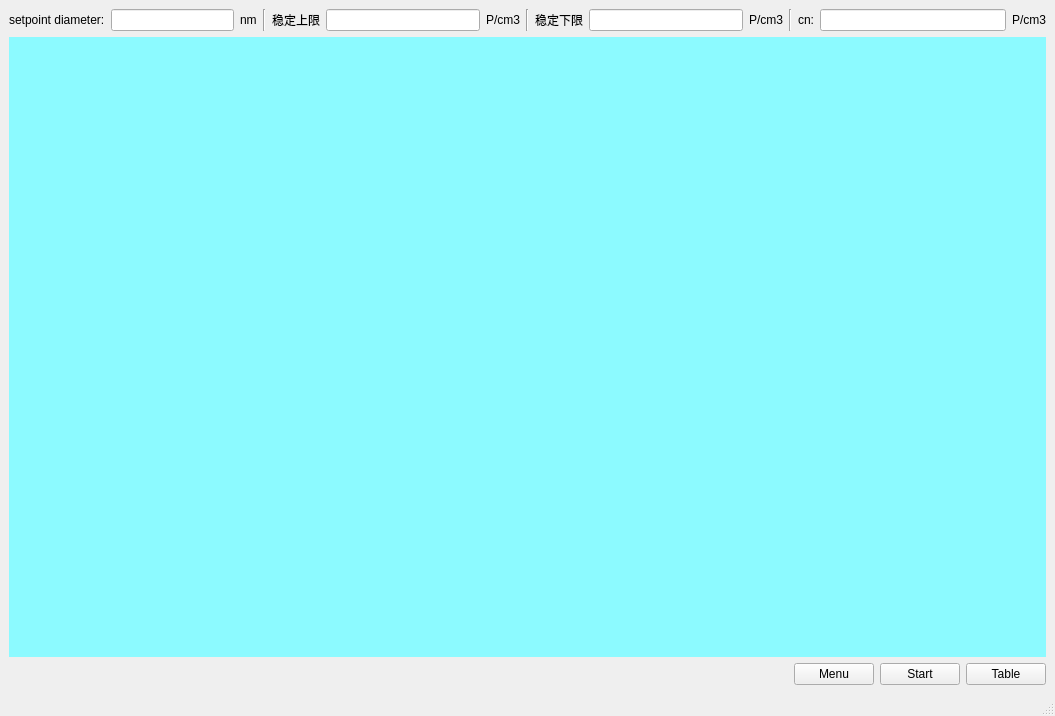
First picture: the form in mainwindow.ui, repository walkblank/measureTool, before the edit.
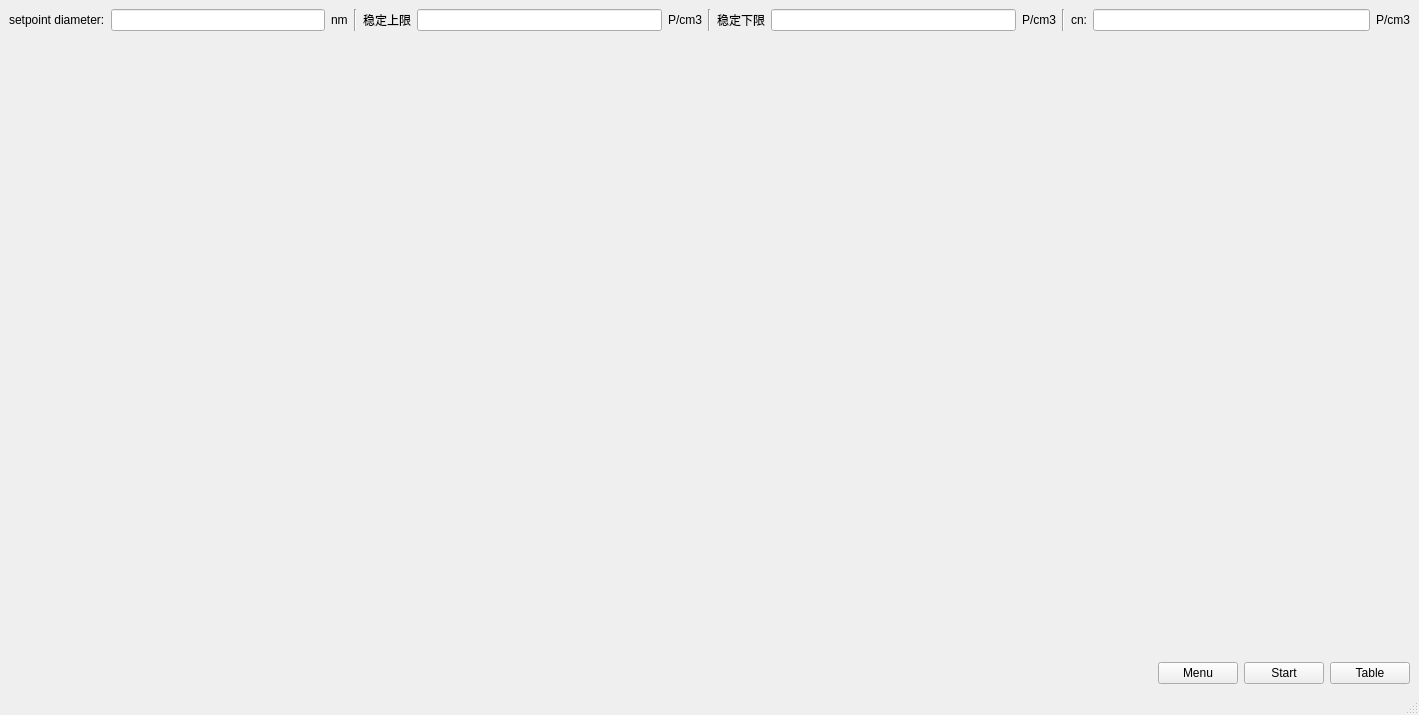
Second picture: the form after the edit.

Commit message: 1. add charts view

Diff of the .ui file:
```diff
--- a/mainwindow.ui
+++ b/mainwindow.ui
@@ -6,8 +6,8 @@
    <rect>
     <x>0</x>
     <y>0</y>
-    <width>1055</width>
-    <height>716</height>
+    <width>1419</width>
+    <height>715</height>
    </rect>
   </property>
   <property name="windowTitle">
@@ -125,12 +125,7 @@
      </layout>
     </item>
     <item>
-     <widget class="QWidget" name="widget" native="true">
-      <property name="styleSheet">
-       <string notr="true">background-color: rgb(170, 255, 255);
-background-color: rgb(140, 250, 255);</string>
-      </property>
-     </widget>
+     <layout class="QHBoxLayout" name="chartViewLayout"/>
     </item>
     <item>
      <layout class="QHBoxLayout" name="horizontalLayout">
```
Left out of the diff: 4 changed lines with no effect on the pictures. The commit also changes 2 other files.
